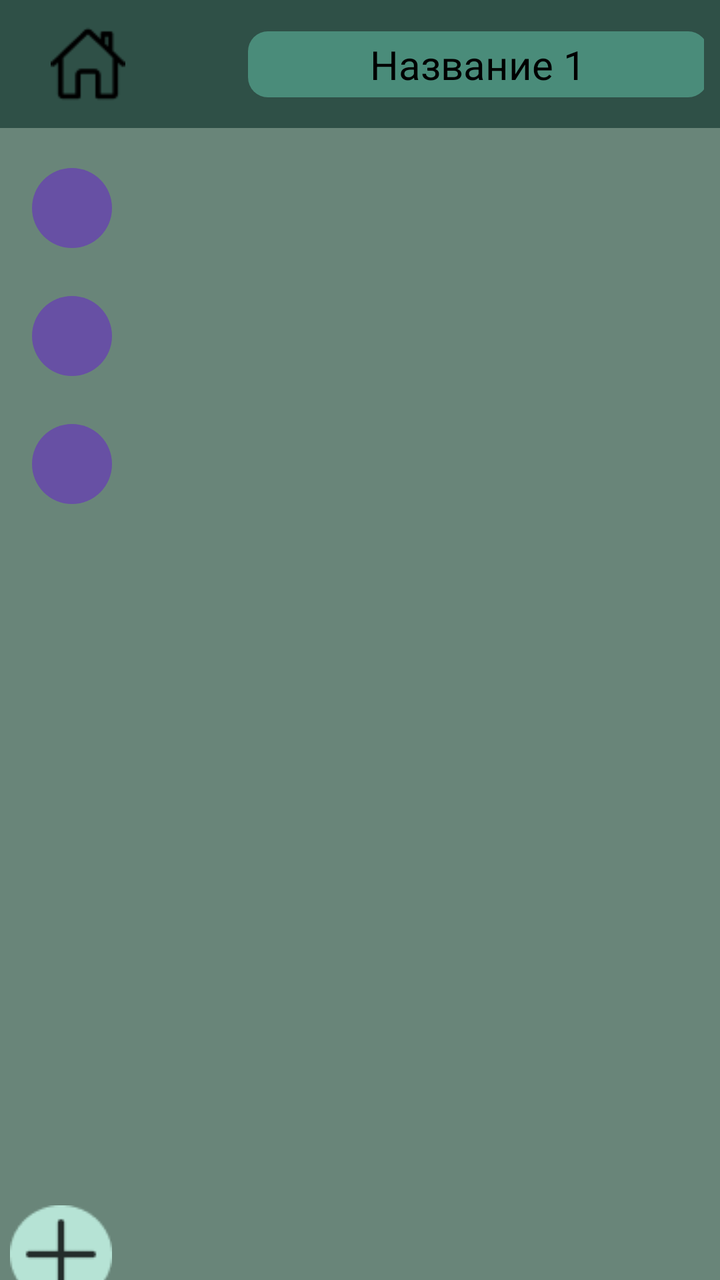
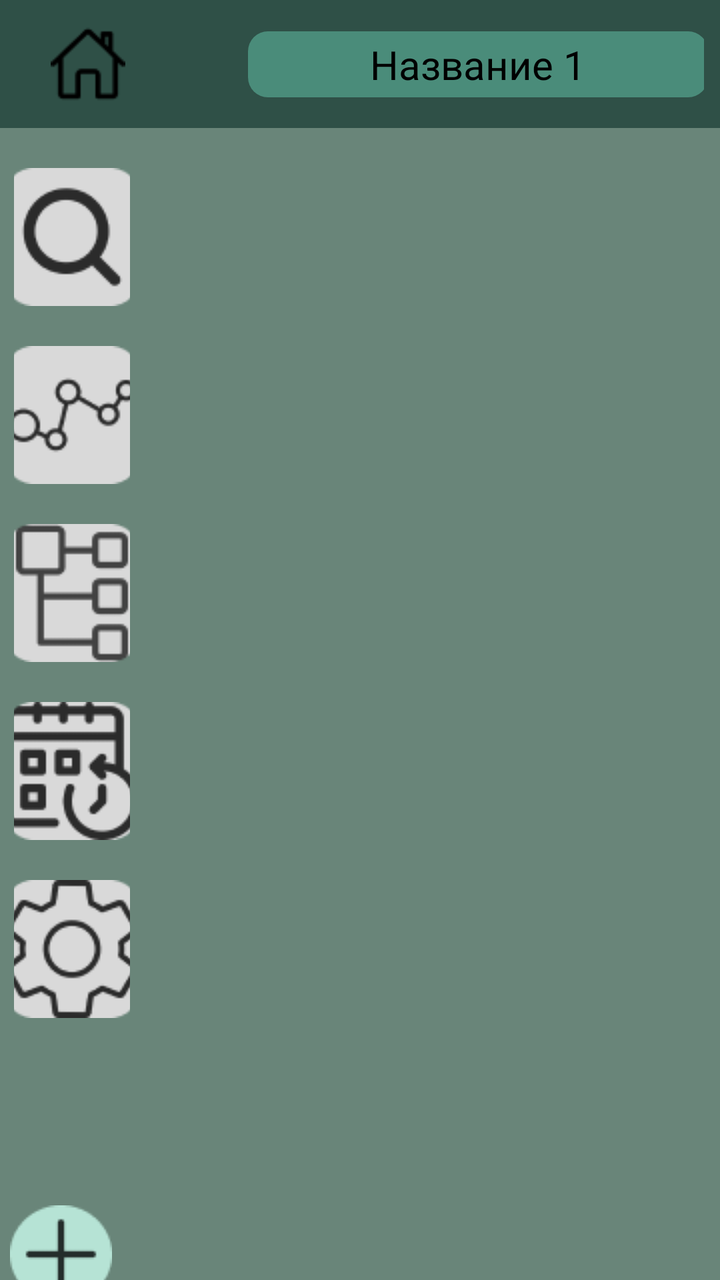

The first picture is an Android layout as it rendered before a commit; the second is the same layout after the commit. The layout source and the unified diff follow.
<!-- AndroidManifest.xml: application theme Theme.Blabify -->
<!-- res/layout/activity_main.xml -->
<?xml version="1.0" encoding="utf-8"?>
<androidx.drawerlayout.widget.DrawerLayout xmlns:android="http://schemas.android.com/apk/res/android"
    xmlns:app="http://schemas.android.com/apk/res-auto"
    xmlns:tools="http://schemas.android.com/tools"
    android:id="@+id/drawer_layout"
    android:layout_width="match_parent"
    android:layout_height="match_parent"
    android:background="#698579"
    tools:context=".presentation.ui.ChatsActivity">



    
    <androidx.constraintlayout.widget.ConstraintLayout
        android:id="@+id/main"
        android:layout_width="match_parent"
        android:layout_height="match_parent">

        
        <androidx.appcompat.widget.Toolbar
            android:id="@+id/toolbar"
            android:layout_width="match_parent"
            android:layout_height="wrap_content"
            android:background="#2F5047"
            app:layout_constraintTop_toTopOf="parent"
            app:layout_constraintStart_toStartOf="parent"
            app:layout_constraintEnd_toEndOf="parent">

            <androidx.constraintlayout.widget.ConstraintLayout
                android:layout_width="match_parent"
                android:layout_height="wrap_content"
                android:padding="8dp">

                <ImageView
                    android:id="@+id/home_icon"
                    android:layout_width="40dp"
                    android:layout_height="40dp"
                    android:src="@drawable/home"
                    android:contentDescription=""
                    app:layout_constraintStart_toStartOf="parent"
                    app:layout_constraintTop_toTopOf="parent"
                    app:layout_constraintBottom_toBottomOf="parent" />

                
                <TextView
                    android:id="@+id/toolbar_title"
                    android:layout_width="230dp"
                    android:layout_height="33dp"
                    android:layout_marginStart="60dp"
                    android:background="@drawable/toolbar_background"
                    android:text="Название 1"
                    android:textColor="@android:color/black"
                    android:gravity="center"
                    android:textSize="20dp"
                    android:textAppearance="@style/TextAppearance.AppCompat.Medium"
                    app:layout_constraintStart_toEndOf="@id/home_icon"
                    app:layout_constraintTop_toTopOf="parent"
                    app:layout_constraintBottom_toBottomOf="parent"
                    app:layout_constraintEnd_toStartOf="@id/mark_icon"/>

                
                <ImageView
                    android:id="@+id/mark_icon"
                    android:layout_width="42dp"
                    android:layout_height="42dp"
                    android:src="@drawable/mark_search"
                    android:contentDescription=""
                    app:layout_constraintStart_toEndOf="@id/toolbar_title"
                    app:layout_constraintTop_toTopOf="parent"
                    app:layout_constraintBottom_toBottomOf="parent"
                    android:layout_marginStart="10dp"/>
            </androidx.constraintlayout.widget.ConstraintLayout>
        </androidx.appcompat.widget.Toolbar>

        
        <LinearLayout
            android:id="@+id/content_container"
            android:layout_width="match_parent"
            android:layout_height="0dp"
            android:orientation="horizontal"
            app:layout_constraintTop_toBottomOf="@id/toolbar"
            app:layout_constraintBottom_toBottomOf="parent">

        
        <LinearLayout
            android:id="@+id/button_container"
            android:layout_width="0dp"
            android:layout_height="match_parent"
            android:layout_weight="0.1"
            android:orientation="vertical"
            android:padding="16dp">

            <Button
                android:id="@+id/button1"
                android:layout_width="wrap_content"
                android:layout_height="wrap_content"
                android:text="1"/>

            <Button
                android:id="@+id/button2"
                android:layout_width="wrap_content"
                android:layout_height="wrap_content"
                android:text="2"
                android:layout_marginTop="16dp"/>

            <Button
                android:id="@+id/button3"
                android:layout_width="wrap_content"
                android:layout_height="wrap_content"
                android:text="3"
                android:layout_marginTop="16dp"/>
        </LinearLayout>

            
            <androidx.recyclerview.widget.RecyclerView
                android:id="@+id/recycler_view_chats"
                android:layout_width="0dp"
                android:layout_height="match_parent"
                android:layout_weight="0.4"
                android:padding="8dp"/>
        </LinearLayout>

        
        <ImageButton
            android:id="@+id/download_button"
            android:elevation="10dp"
            android:layout_width="64dp"
            android:layout_height="64dp"
            android:src="@drawable/create"
            android:background="@android:color/transparent"
            android:layout_marginTop="550dp"
            android:layout_marginRight="300dp"
            app:layout_constraintTop_toBottomOf="@id/toolbar"
            app:layout_constraintBottom_toBottomOf="parent"
            app:layout_constraintStart_toStartOf="parent"
            app:layout_constraintEnd_toEndOf="parent"
            android:contentDescription="Кнопка"/>
    </androidx.constraintlayout.widget.ConstraintLayout>

</androidx.drawerlayout.widget.DrawerLayout>
<!-- resources referenced by this layout -->
<resources>
  <!-- drawable create: png bitmap (drawable, 1173 bytes) -->
  <!-- drawable home: png bitmap (drawable, 787 bytes) -->
  <!-- drawable mark_search: png bitmap (drawable, 4997 bytes) -->
  <!-- drawable toolbar_background (drawable) -->
  <?xml version="1.0" encoding="utf-8"?>
  <shape xmlns:android="http://schemas.android.com/apk/res/android">
      <corners android:radius="10dp"/>
      <solid android:color="#4A8C7A"/> 
  </shape>
  <style name="Theme.Blabify" parent="Base.Theme.Blabify" />
  <style name="Base.Theme.Blabify" parent="Theme.Material3.DayNight.NoActionBar">
          
          
      </style>
</resources>

<!-- the commit's change to res/layout/activity_main.xml (unified diff, before → after) -->
@@ -88,27 +88,53 @@
             android:layout_height="match_parent"
             android:layout_weight="0.1"
             android:orientation="vertical"
-            android:padding="16dp">
+            android:paddingStart="7dp"
+            android:paddingEnd="7dp"
+            android:paddingTop="20dp">
 
-            <Button
-                android:id="@+id/button1"
+            <ImageButton
+                android:id="@+id/btn_search"
+                android:contentDescription="Поиск"
                 android:layout_width="wrap_content"
                 android:layout_height="wrap_content"
-                android:text="1"/>
+                android:src="@drawable/nav_search"
+                android:background="@android:color/transparent"/>
 
-            <Button
-                android:id="@+id/button2"
+            <ImageButton
+                android:contentDescription="Карта"
+                android:id="@+id/btn_map"
                 android:layout_width="wrap_content"
                 android:layout_height="wrap_content"
-                android:text="2"
-                android:layout_marginTop="16dp"/>
+                android:src="@drawable/nav_map"
+                android:layout_marginTop="20dp"
+                android:background="@android:color/transparent"/>
 
-            <Button
-                android:id="@+id/button3"
+            <ImageButton
+                android:contentDescription="Файлы"
+                android:id="@+id/btn_tree"
                 android:layout_width="wrap_content"
                 android:layout_height="wrap_content"
-                android:text="3"
-                android:layout_marginTop="16dp"/>
+                android:src="@drawable/nav_tree"
+                android:layout_marginTop="20dp"
+                android:background="@android:color/transparent"/>
+
+            <ImageButton
+                android:contentDescription="Дедлайны"
+                android:id="@+id/btn_deadlines"
+                android:layout_width="wrap_content"
+                android:layout_height="wrap_content"
+                android:src="@drawable/nav_deadlines"
+                android:layout_marginTop="20dp"
+                android:background="@android:color/transparent"/>
+
+            <ImageButton
+                android:contentDescription="Настройки"
+                android:id="@+id/btn_settings"
+                android:layout_width="wrap_content"
+                android:layout_height="wrap_content"
+                android:src="@drawable/nav_settings"
+                android:layout_marginTop="20dp"
+                android:background="@android:color/transparent"/>
         </LinearLayout>
 
             
<!-- resource entries referenced after the edit -->
@@ -3,6 +3,11 @@
   <!-- drawable create: png bitmap (drawable, 1173 bytes) -->
   <!-- drawable home: png bitmap (drawable, 787 bytes) -->
   <!-- drawable mark_search: png bitmap (drawable, 4997 bytes) -->
+  <!-- drawable nav_deadlines: png bitmap (drawable, 2776 bytes) -->
+  <!-- drawable nav_map: png bitmap (drawable, 2553 bytes) -->
+  <!-- drawable nav_search: png bitmap (drawable, 2088 bytes) -->
+  <!-- drawable nav_settings: png bitmap (drawable, 3732 bytes) -->
+  <!-- drawable nav_tree: png bitmap (drawable, 1766 bytes) -->
   <!-- drawable toolbar_background (drawable) -->
   <?xml version="1.0" encoding="utf-8"?>
   <shape xmlns:android="http://schemas.android.com/apk/res/android">
